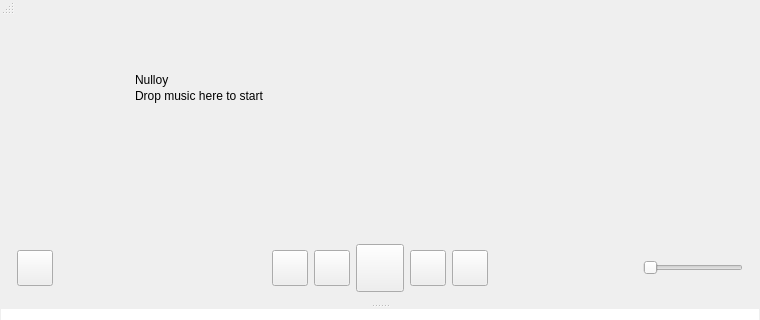
First picture: the form in src/skins/modern/form.ui, repository khoshekh-dj/nulloy, before the edit; both pictures show x 0 to 760 and y 0 to 320 of the 760 by 560 pixel window.
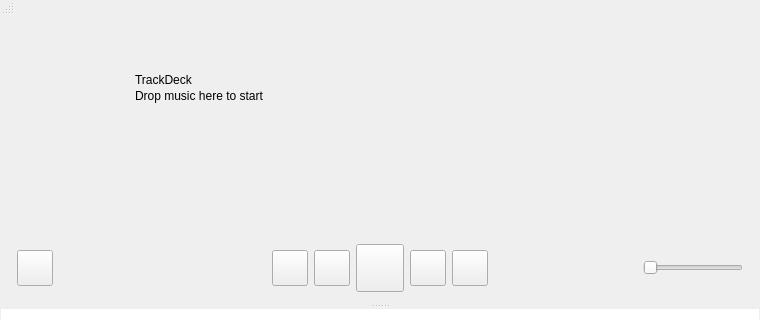
Second picture: the form after the edit. Icons and pictures are not drawn. Custom widgets are drawn as their Qt base class.

Commit message: Fix fresh-install look: TrackDeck placeholder and column widths

```diff
--- a/src/skins/modern/form.ui
+++ b/src/skins/modern/form.ui
@@ -486,7 +486,7 @@
                  </sizepolicy>
                 </property>
                 <property name="text">
-                 <string>Nulloy</string>
+                 <string>TrackDeck</string>
                 </property>
                </widget>
               </item>
```
The commit also changes 4 other files.
